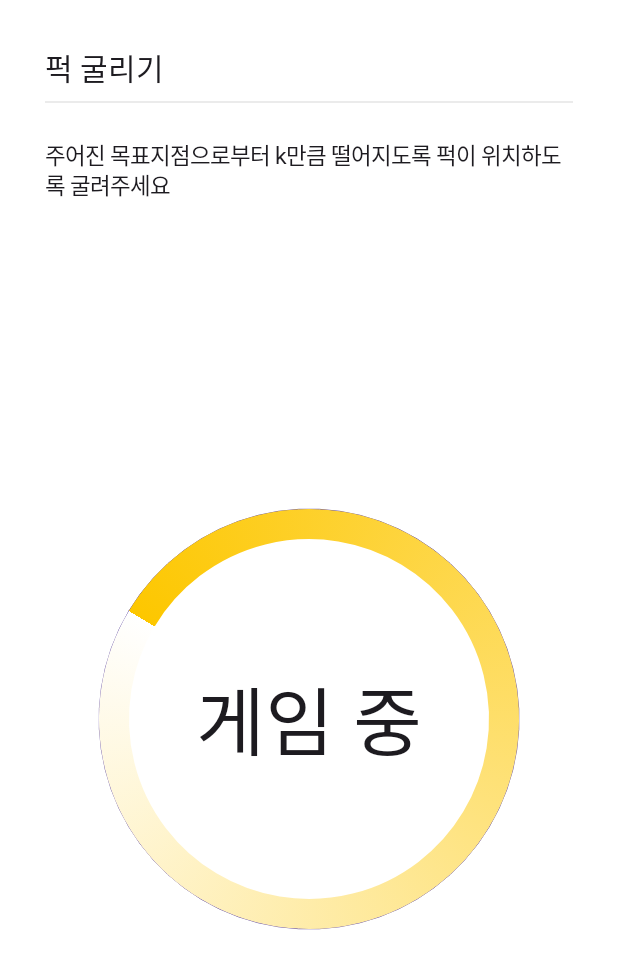
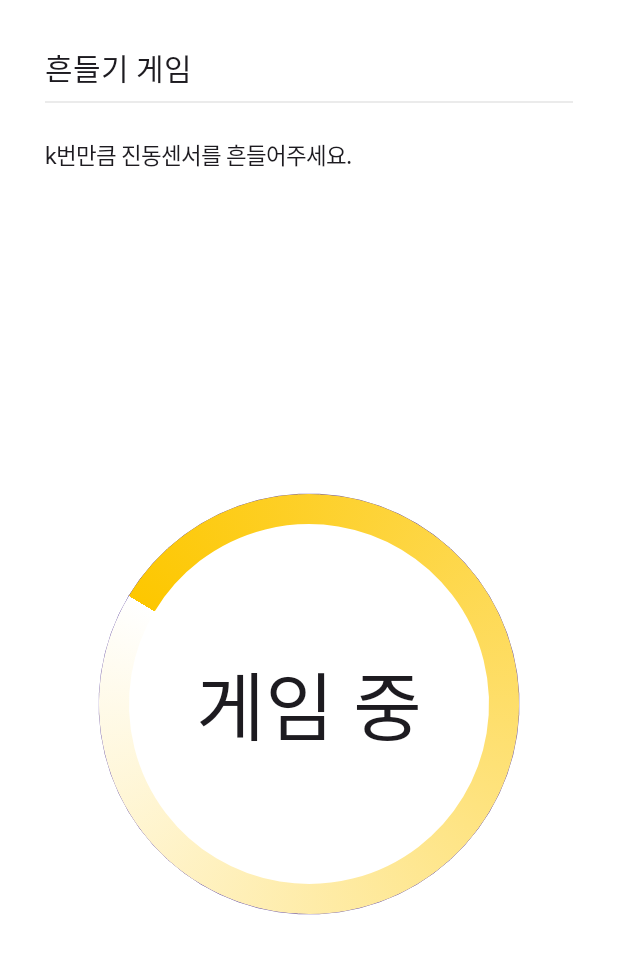
Before and after one commit to sanjini-attraction/android, an Android app built with Jetpack Compose: the composable GameScreen shown on its own in the app's theme, on a phone screen of 412 x 824 dp. Shown: the top 969 px of the screen. Run offline under Robolectric (Android 15) with nearby library versions, the phone set to English and light mode, and no system bars; our stand-ins replace Dagger/Hilt's generated code; Roboto replaces fonts that are not available here.

Commit message:
feat: change game description

```diff
--- a/app/src/main/java/com/jeongg/sanjini_attraction/presentation/view/game/GameViewModel.kt
+++ b/app/src/main/java/com/jeongg/sanjini_attraction/presentation/view/game/GameViewModel.kt
@@ -51,7 +51,7 @@ class GameViewModel @Inject constructor(
     val description = _description
 
     private val options = listOf(
-        Pair("퍽 굴리기", "주어진 목표지점으로부터 k만큼 떨어지도록 퍽이 위치하도록 굴려주세요"),
+        Pair("흔들기 게임", "k번만큼 진동센서를 흔들어주세요."),
         Pair("미니 펀치 머신", "k만큼의 펀치력으로 미니 펀치 머신을 구부려주세요"),
         Pair("시간 맞히기", "k초가 됐다 싶으면 버튼을 눌러 종료해주세요."),
     )
--- a/app/src/main/java/com/jeongg/sanjini_attraction/presentation/view/ready_game/ReadyForGameViewModel.kt
+++ b/app/src/main/java/com/jeongg/sanjini_attraction/presentation/view/ready_game/ReadyForGameViewModel.kt
@@ -30,7 +30,7 @@ class ReadyForGameViewModel @Inject constructor(
     val score = _score
 
     private val _options = listOf(
-        SelectionOption(0, R.drawable.puck, "퍽 굴리기", "정확하게 퍽을 굴려보세요.\n목표 점수는 해당 퍽에서 떨어진 거리예요.", true),
+        SelectionOption(0, R.drawable.puck, "흔들기 게임", "정확하게 흔들어보세요.\n목표 점수는 몇 번 흔들었는지예요.", true),
         SelectionOption(1, R.drawable.punch, "미니 펀치 머신", "목표 점수에 해당하는 만큼의 펀치력을 보여주세요.", false),
         SelectionOption(2, R.drawable.time, "시간 맞히기", "내가 생각하기에 목표 시간이 되면 버튼을 클릭해주세요.", false),
     ).toMutableStateList()
@@ -68,6 +68,7 @@ class ReadyForGameViewModel @Inject constructor(
                 return@launch
             }
             val message = "${getSelectedIndex()} ${people.value} A"
+            message.log()
             message.forEach{
                 val value = bluetoothRepository.trySendMessage(it.toString())
                 if (value == null) _eventFlow.emit(SanjiniEvent.ERROR("메시지 전송에 실패했습니다."))
```
Also changed, not shown: app/src/main/java/com/jeongg/sanjini_attraction/presentation/view/ready_game/ReadyForGameScreen.kt (+7 -7 lines), app/src/main/res/drawable/puck.png.
